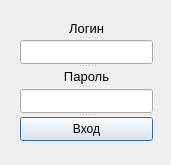
This is Teatr/login.ui in Shnayder102/teatr as Qt 5 draws it before an edit. The edited form follows.
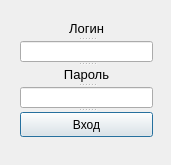
This is the edited form.

The edit to the form file:
```diff
--- a/Teatr/login.ui
+++ b/Teatr/login.ui
@@ -10,6 +10,18 @@
     <height>165</height>
    </rect>
   </property>
+  <property name="minimumSize">
+   <size>
+    <width>171</width>
+    <height>165</height>
+   </size>
+  </property>
+  <property name="maximumSize">
+   <size>
+    <width>171</width>
+    <height>165</height>
+   </size>
+  </property>
   <property name="windowTitle">
    <string>Dialog</string>
   </property>
@@ -22,10 +34,34 @@
      <height>121</height>
     </rect>
    </property>
+   <property name="minimumSize">
+    <size>
+     <width>133</width>
+     <height>121</height>
+    </size>
+   </property>
+   <property name="maximumSize">
+    <size>
+     <width>133</width>
+     <height>121</height>
+    </size>
+   </property>
    <property name="orientation">
     <enum>Qt::Vertical</enum>
    </property>
    <widget class="QLabel" name="label">
+    <property name="minimumSize">
+     <size>
+      <width>133</width>
+      <height>17</height>
+     </size>
+    </property>
+    <property name="maximumSize">
+     <size>
+      <width>133</width>
+      <height>17</height>
+     </size>
+    </property>
     <property name="font">
      <font>
       <pointsize>10</pointsize>
@@ -39,11 +75,35 @@
     </property>
    </widget>
    <widget class="QLineEdit" name="loginedit">
+    <property name="minimumSize">
+     <size>
+      <width>133</width>
+      <height>21</height>
+     </size>
+    </property>
+    <property name="maximumSize">
+     <size>
+      <width>133</width>
+      <height>21</height>
+     </size>
+    </property>
     <property name="text">
      <string/>
     </property>
    </widget>
    <widget class="QLabel" name="label_2">
+    <property name="minimumSize">
+     <size>
+      <width>133</width>
+      <height>17</height>
+     </size>
+    </property>
+    <property name="maximumSize">
+     <size>
+      <width>133</width>
+      <height>17</height>
+     </size>
+    </property>
     <property name="font">
      <font>
       <pointsize>10</pointsize>
@@ -56,8 +116,33 @@
      <set>Qt::AlignCenter</set>
     </property>
    </widget>
-   <widget class="QLineEdit" name="passedit"/>
+   <widget class="QLineEdit" name="passedit">
+    <property name="minimumSize">
+     <size>
+      <width>133</width>
+      <height>21</height>
+     </size>
+    </property>
+    <property name="maximumSize">
+     <size>
+      <width>133</width>
+      <height>21</height>
+     </size>
+    </property>
+   </widget>
    <widget class="QPushButton" name="pushButton">
+    <property name="minimumSize">
+     <size>
+      <width>133</width>
+      <height>25</height>
+     </size>
+    </property>
+    <property name="maximumSize">
+     <size>
+      <width>133</width>
+      <height>25</height>
+     </size>
+    </property>
     <property name="text">
      <string>Вход</string>
     </property>
```
